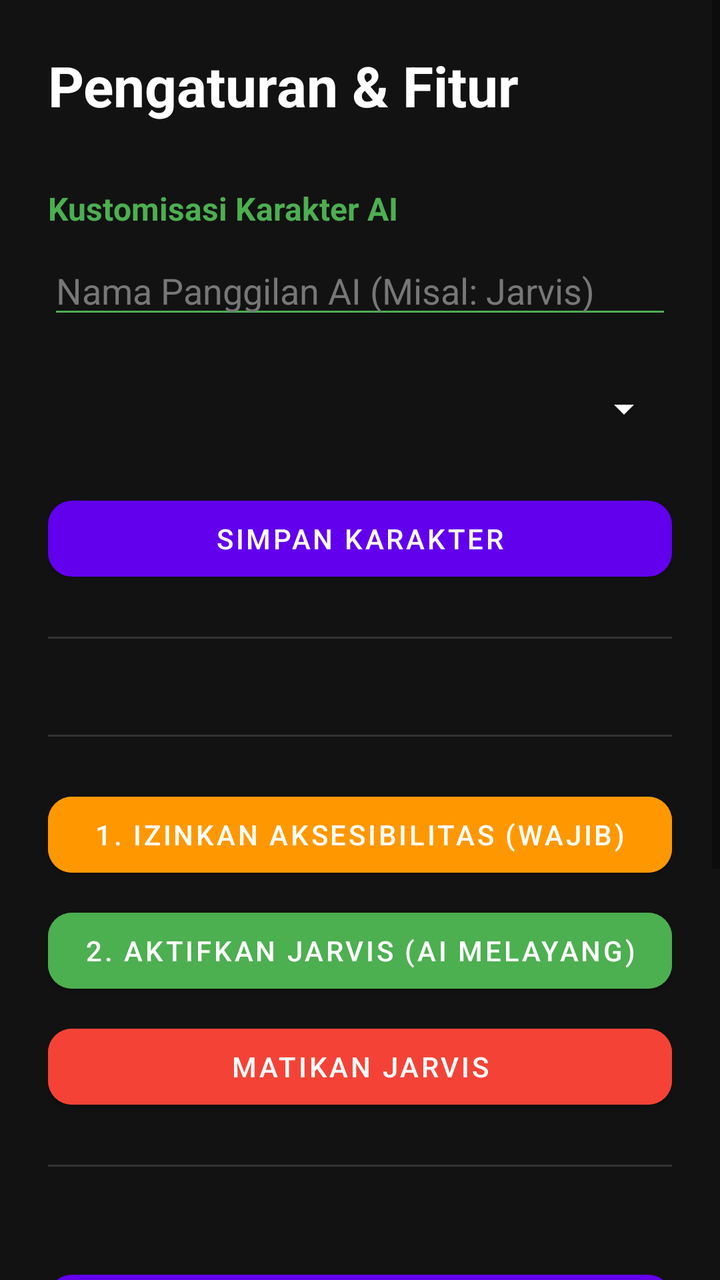
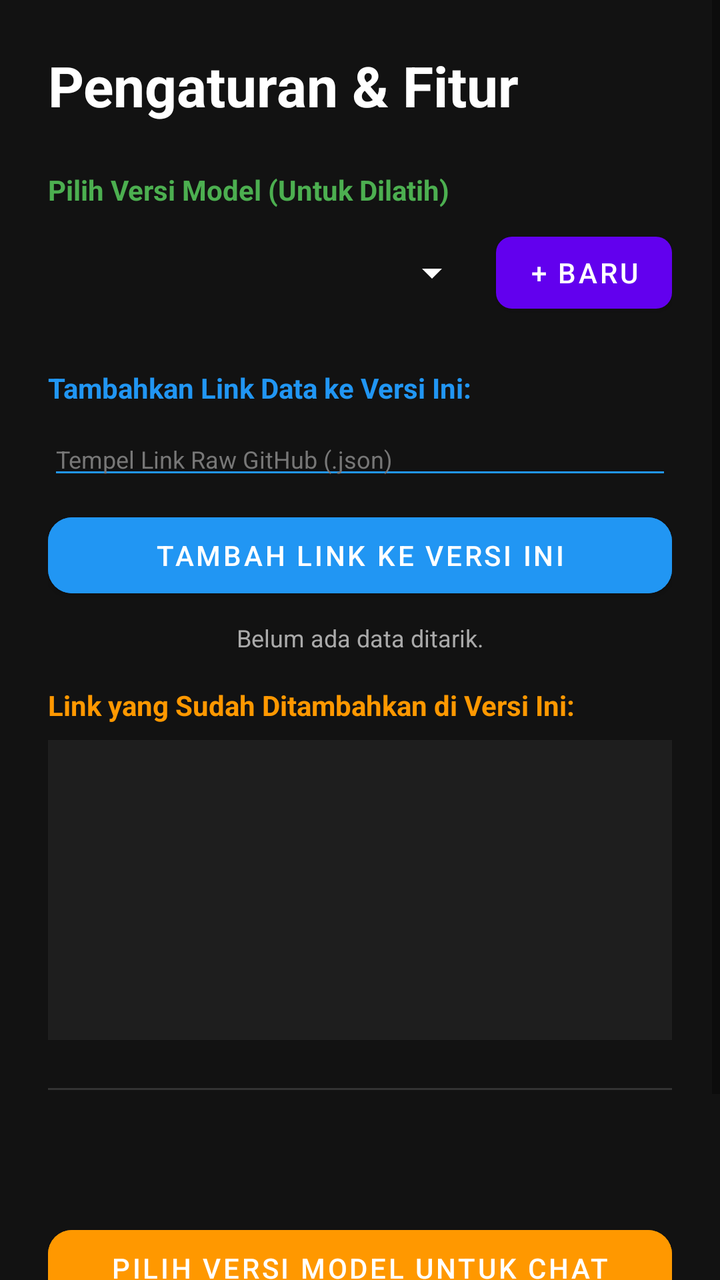

Compare the two renders of this Android layout. The source of the first and the diff that turns it into the second are given below.
<!-- AndroidManifest.xml: application theme Theme.Material3.DayNight.NoActionBar -->
<!-- res/layout/activity_settings.xml -->
<?xml version="1.0" encoding="utf-8"?>
<ScrollView xmlns:android="http://schemas.android.com/apk/res/android"
    xmlns:app="http://schemas.android.com/apk/res-auto"
    android:layout_width="match_parent"
    android:layout_height="match_parent"
    android:background="#121212">

    <LinearLayout
        android:layout_width="match_parent"
        android:layout_height="wrap_content"
        android:orientation="vertical"
        android:padding="24dp">

        <TextView
            android:layout_width="wrap_content"
            android:layout_height="wrap_content"
            android:text="Pengaturan &amp; Fitur"
            android:textColor="#FFFFFF"
            android:textSize="28sp"
            android:textStyle="bold"
            android:layout_marginBottom="32dp" />

        
        <TextView
            android:layout_width="wrap_content"
            android:layout_height="wrap_content"
            android:text="Kustomisasi Karakter AI"
            android:textColor="#4CAF50"
            android:textSize="16sp"
            android:textStyle="bold"
            android:layout_marginBottom="8dp" />

        <EditText
            android:id="@+id/edtAiName"
            android:layout_width="match_parent"
            android:layout_height="wrap_content"
            android:hint="Nama Panggilan AI (Misal: Jarvis)"
            android:textColor="#FFFFFF"
            android:textColorHint="#777777"
            android:backgroundTint="#4CAF50"
            android:layout_marginBottom="16dp" />

        <Spinner
            android:id="@+id/spinnerAvatar"
            android:layout_width="match_parent"
            android:layout_height="48dp"
            android:backgroundTint="#FFFFFF"
            android:layout_marginBottom="16dp" />

        <com.google.android.material.button.MaterialButton
            android:id="@+id/btnSimpanKarakter"
            android:layout_width="match_parent"
            android:layout_height="50dp"
            android:text="Simpan Karakter"
            app:cornerRadius="12dp"
            android:layout_marginBottom="24dp" />

        <View
            android:layout_width="match_parent"
            android:layout_height="1dp"
            android:background="#333333"
            android:layout_marginBottom="24dp" />

        
        <com.google.android.material.materialswitch.MaterialSwitch
            android:id="@+id/switchTts"
            android:layout_width="match_parent"
            android:layout_height="wrap_content"
            android:text="Aktifkan Suara AI (Text-to-Speech)"
            android:textColor="#FFFFFF"
            android:textSize="16sp"
            android:layout_marginBottom="24dp" />

        <View
            android:layout_width="match_parent"
            android:layout_height="1dp"
            android:background="#333333"
            android:layout_marginBottom="24dp" />

        
        <com.google.android.material.button.MaterialButton
            android:id="@+id/btnIzinAksesibilitas"
            android:layout_width="match_parent"
            android:layout_height="50dp"
            android:text="1. Izinkan Aksesibilitas (Wajib)"
            android:backgroundTint="#FF9800"
            app:cornerRadius="12dp"
            android:layout_marginBottom="8dp" />

        <com.google.android.material.button.MaterialButton
            android:id="@+id/btnStartJarvis"
            android:layout_width="match_parent"
            android:layout_height="50dp"
            android:text="2. Aktifkan Jarvis (AI Melayang)"
            android:backgroundTint="#4CAF50"
            app:cornerRadius="12dp"
            android:layout_marginBottom="8dp" />

        <com.google.android.material.button.MaterialButton
            android:id="@+id/btnStopJarvis"
            android:layout_width="match_parent"
            android:layout_height="50dp"
            android:text="Matikan Jarvis"
            android:backgroundTint="#F44336"
            app:cornerRadius="12dp"
            android:layout_marginBottom="24dp" />

        <View
            android:layout_width="match_parent"
            android:layout_height="1dp"
            android:background="#333333"
            android:layout_marginBottom="24dp" />

        
        <com.google.android.material.materialswitch.MaterialSwitch
            android:id="@+id/switchInternet"
            android:layout_width="match_parent"
            android:layout_height="wrap_content"
            android:text="Izinkan AI Akses Internet 24 Jam"
            android:textColor="#FFFFFF"
            android:textSize="16sp"
            android:layout_marginBottom="24dp" />

        <com.google.android.material.button.MaterialButton
            android:id="@+id/btnManageModels"
            android:layout_width="match_parent"
            android:layout_height="60dp"
            android:text="Unduh / Kelola Model AI"
            android:textSize="16sp"
            android:layout_marginBottom="16dp"
            app:cornerRadius="12dp" />

        <com.google.android.material.button.MaterialButton
            android:id="@+id/btnTopics"
            android:layout_width="match_parent"
            android:layout_height="60dp"
            android:text="Pilih Topik Pembelajaran"
            android:textSize="16sp"
            android:layout_marginBottom="16dp"
            app:backgroundTint="#333333"
            app:cornerRadius="12dp" />

        <com.google.android.material.button.MaterialButton
            android:id="@+id/btnUploadZip"
            android:layout_width="match_parent"
            android:layout_height="60dp"
            android:text="Unggah Materi (File ZIP)"
            android:textSize="16sp"
            android:layout_marginBottom="16dp"
            app:backgroundTint="#333333"
            app:cornerRadius="12dp" />

        <com.google.android.material.button.MaterialButton
            android:id="@+id/btnBackSettings"
            android:layout_width="match_parent"
            android:layout_height="60dp"
            android:text="Kembali ke Beranda"
            android:textSize="16sp"
            app:backgroundTint="#444444"
            app:cornerRadius="12dp" />

    </LinearLayout>
</ScrollView>
<!-- resources referenced by this layout -->
<resources>
  <style name="Theme.Material3.DayNight.NoActionBar" parent="Theme.MaterialComponents.DayNight.NoActionBar">
          <item name="android:statusBarColor">#121212</item>
          <item name="android:navigationBarColor">#121212</item>
          <item name="android:windowBackground">#121212</item>
      </style>
</resources>

<!-- the commit's change to res/layout/activity_settings.xml (unified diff, before → after) -->
@@ -18,41 +18,94 @@
             android:textColor="#FFFFFF"
             android:textSize="28sp"
             android:textStyle="bold"
-            android:layout_marginBottom="32dp" />
+            android:layout_marginBottom="24dp" />
 
         
         <TextView
             android:layout_width="wrap_content"
             android:layout_height="wrap_content"
-            android:text="Kustomisasi Karakter AI"
+            android:text="Pilih Versi Model (Untuk Dilatih)"
             android:textColor="#4CAF50"
-            android:textSize="16sp"
+            android:textSize="14sp"
             android:textStyle="bold"
             android:layout_marginBottom="8dp" />
 
-        <EditText
-            android:id="@+id/edtAiName"
+        <LinearLayout
             android:layout_width="match_parent"
             android:layout_height="wrap_content"
-            android:hint="Nama Panggilan AI (Misal: Jarvis)"
+            android:orientation="horizontal"
+            android:layout_marginBottom="8dp">
+
+            <Spinner
+                android:id="@+id/spinnerVersion"
+                android:layout_width="0dp"
+                android:layout_height="48dp"
+                android:layout_weight="1"
+                android:backgroundTint="#FFFFFF" />
+
+            <com.google.android.material.button.MaterialButton
+                android:id="@+id/btnBuatVersiBaru"
+                android:layout_width="wrap_content"
+                android:layout_height="48dp"
+                android:text="+ Baru"
+                android:layout_marginStart="8dp"
+                app:cornerRadius="8dp" />
+        </LinearLayout>
+
+        <TextView
+            android:layout_width="wrap_content"
+            android:layout_height="wrap_content"
+            android:text="Tambahkan Link Data ke Versi Ini:"
+            android:textColor="#2196F3"
+            android:textSize="14sp"
+            android:textStyle="bold"
+            android:layout_marginTop="16dp"
+            android:layout_marginBottom="8dp" />
+
+        <EditText
+            android:id="@+id/edtGithubRawUrl"
+            android:layout_width="match_parent"
+            android:layout_height="wrap_content"
+            android:hint="Tempel Link Raw GitHub (.json)"
             android:textColor="#FFFFFF"
             android:textColorHint="#777777"
-            android:backgroundTint="#4CAF50"
+            android:backgroundTint="#2196F3"
+            android:textSize="12sp"
+            android:layout_marginBottom="8dp" />
+
+        <com.google.android.material.button.MaterialButton
+            android:id="@+id/btnSyncKnowledge"
+            android:layout_width="match_parent"
+            android:layout_height="50dp"
+            android:text="Tambah Link ke Versi Ini"
+            android:backgroundTint="#2196F3"
+            app:cornerRadius="12dp"
+            android:layout_marginBottom="8dp" />
+
+        <TextView
+            android:id="@+id/tvSyncStatus"
+            android:layout_width="match_parent"
+            android:layout_height="wrap_content"
+            android:text="Belum ada data ditarik."
+            android:textColor="#AAAAAA"
+            android:textSize="12sp"
+            android:gravity="center"
             android:layout_marginBottom="16dp" />
 
-        <Spinner
-            android:id="@+id/spinnerAvatar"
+        <TextView
+            android:layout_width="wrap_content"
+            android:layout_height="wrap_content"
+            android:text="Link yang Sudah Ditambahkan di Versi Ini:"
+            android:textColor="#FF9800"
+            android:textSize="14sp"
+            android:textStyle="bold"
+            android:layout_marginBottom="8dp" />
+
+        <ListView
+            android:id="@+id/listSources"
             android:layout_width="match_parent"
-            android:layout_height="48dp"
-            android:backgroundTint="#FFFFFF"
-            android:layout_marginBottom="16dp" />
-
-        <com.google.android.material.button.MaterialButton
-            android:id="@+id/btnSimpanKarakter"
-            android:layout_width="match_parent"
-            android:layout_height="50dp"
-            android:text="Simpan Karakter"
-            app:cornerRadius="12dp"
+            android:layout_height="150dp"
+            android:background="#1E1E1E"
             android:layout_marginBottom="24dp" />
 
         <View
@@ -61,57 +114,15 @@
             android:background="#333333"
             android:layout_marginBottom="24dp" />
 
-        
         <com.google.android.material.materialswitch.MaterialSwitch
             android:id="@+id/switchTts"
             android:layout_width="match_parent"
             android:layout_height="wrap_content"
-            android:text="Aktifkan Suara AI (Text-to-Speech)"
+            android:text="Aktifkan Suara AI"
             android:textColor="#FFFFFF"
             android:textSize="16sp"
-            android:layout_marginBottom="24dp" />
+            android:layout_marginBottom="16dp" />
 
-        <View
-            android:layout_width="match_parent"
-            android:layout_height="1dp"
-            android:background="#333333"
-            android:layout_marginBottom="24dp" />
-
-        
-        <com.google.android.material.button.MaterialButton
-            android:id="@+id/btnIzinAksesibilitas"
-            android:layout_width="match_parent"
-            android:layout_height="50dp"
-            android:text="1. Izinkan Aksesibilitas (Wajib)"
-            android:backgroundTint="#FF9800"
-            app:cornerRadius="12dp"
-            android:layout_marginBottom="8dp" />
-
-        <com.google.android.material.button.MaterialButton
-            android:id="@+id/btnStartJarvis"
-            android:layout_width="match_parent"
-            android:layout_height="50dp"
-            android:text="2. Aktifkan Jarvis (AI Melayang)"
-            android:backgroundTint="#4CAF50"
-            app:cornerRadius="12dp"
-            android:layout_marginBottom="8dp" />
-
-        <com.google.android.material.button.MaterialButton
-            android:id="@+id/btnStopJarvis"
-            android:layout_width="match_parent"
-            android:layout_height="50dp"
-            android:text="Matikan Jarvis"
-            android:backgroundTint="#F44336"
-            app:cornerRadius="12dp"
-            android:layout_marginBottom="24dp" />
-
-        <View
-            android:layout_width="match_parent"
-            android:layout_height="1dp"
-            android:background="#333333"
-            android:layout_marginBottom="24dp" />
-
-        
         <com.google.android.material.materialswitch.MaterialSwitch
             android:id="@+id/switchInternet"
             android:layout_width="match_parent"
@@ -122,41 +133,20 @@
             android:layout_marginBottom="24dp" />
 
         <com.google.android.material.button.MaterialButton
-            android:id="@+id/btnManageModels"
-            android:layout_width="match_parent"
-            android:layout_height="60dp"
-            android:text="Unduh / Kelola Model AI"
-            android:textSize="16sp"
-            android:layout_marginBottom="16dp"
-            app:cornerRadius="12dp" />
-
-        <com.google.android.material.button.MaterialButton
             android:id="@+id/btnTopics"
             android:layout_width="match_parent"
-            android:layout_height="60dp"
-            android:text="Pilih Topik Pembelajaran"
-            android:textSize="16sp"
-            android:layout_marginBottom="16dp"
-            app:backgroundTint="#333333"
-            app:cornerRadius="12dp" />
-
-        <com.google.android.material.button.MaterialButton
-            android:id="@+id/btnUploadZip"
-            android:layout_width="match_parent"
-            android:layout_height="60dp"
-            android:text="Unggah Materi (File ZIP)"
-            android:textSize="16sp"
-            android:layout_marginBottom="16dp"
-            app:backgroundTint="#333333"
-            app:cornerRadius="12dp" />
+            android:layout_height="50dp"
+            android:text="Pilih Versi Model untuk Chat"
+            android:backgroundTint="#FF9800"
+            app:cornerRadius="12dp"
+            android:layout_marginBottom="16dp" />
 
         <com.google.android.material.button.MaterialButton
             android:id="@+id/btnBackSettings"
             android:layout_width="match_parent"
-            android:layout_height="60dp"
+            android:layout_height="50dp"
             android:text="Kembali ke Beranda"
-            android:textSize="16sp"
-            app:backgroundTint="#444444"
+            android:backgroundTint="#444444"
             app:cornerRadius="12dp" />
 
     </LinearLayout>
